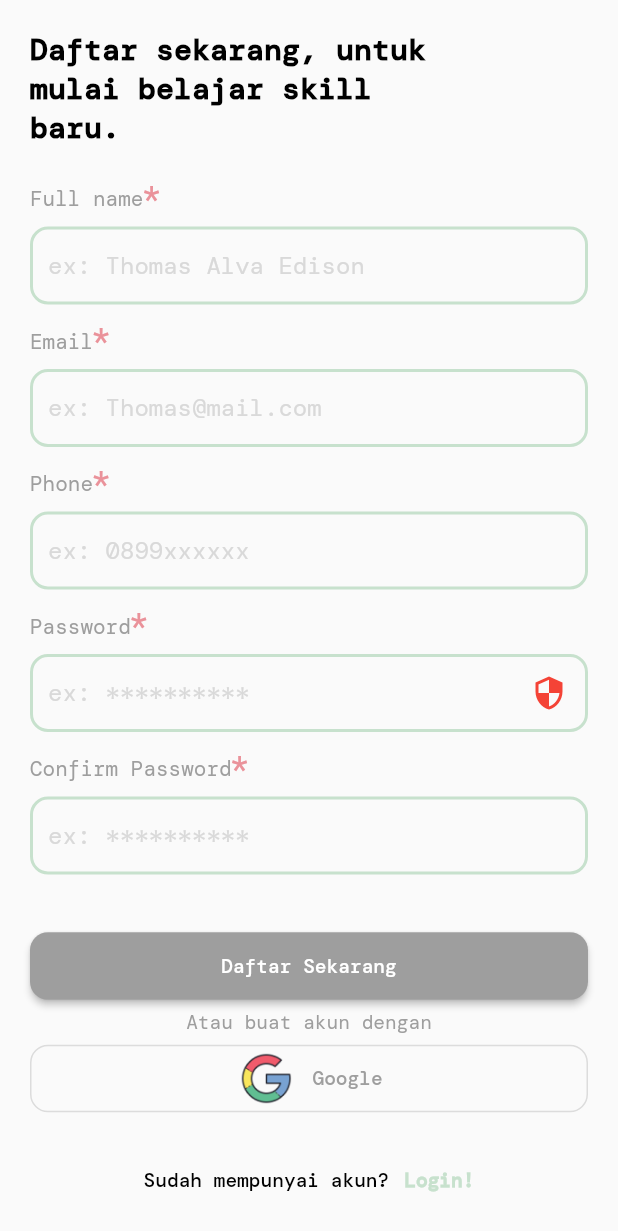
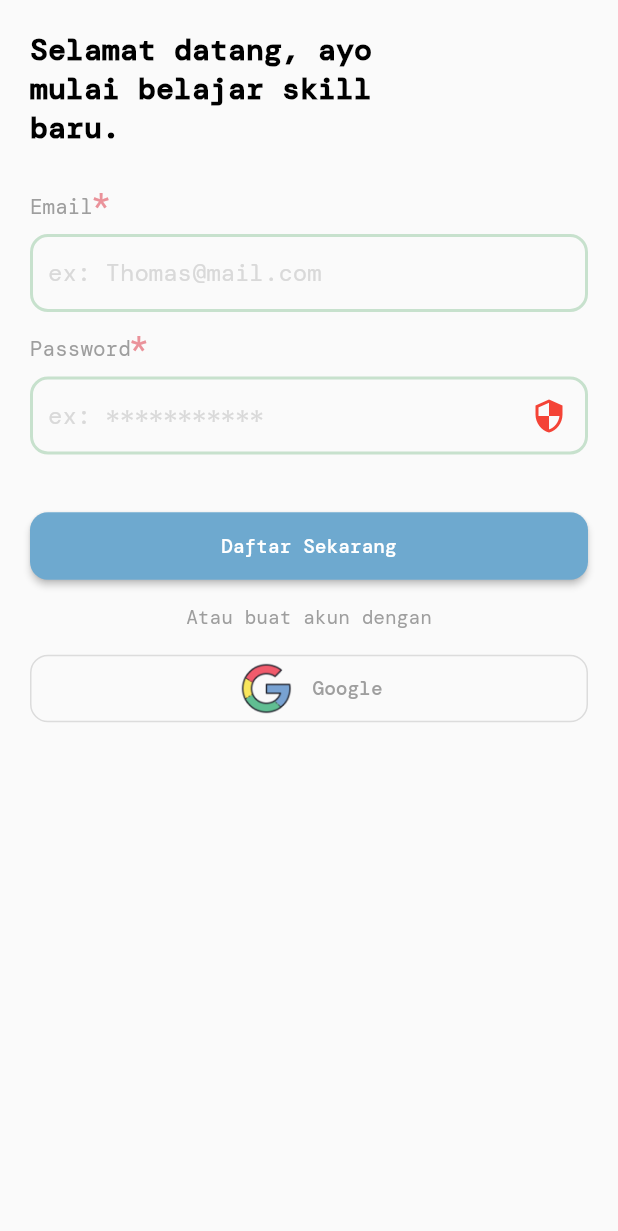
Before and after one commit to dewaprabawa/vooms, a Flutter app: the screen it shows after launch, on a phone screen of 412 x 824 dp. Shown: the top 1231 px of the screen. Run offline on Flutter 3.47's test engine with Material 2 defaults, Android fonts, the phone set to English and light mode, and no system bars; our stand-ins replace bloc, equatable, firebase_core, flutter_bloc, flutter_svg, formz and 1 more; accounts and stored records are empty; Roboto replaces fonts that are missing (TextStyle); project files that could hold a hidden picture were left out.

Commit message:
add login button

```diff
--- a/lib/app.dart
+++ b/lib/app.dart
@@ -1,5 +1,6 @@
 import 'package:flutter/material.dart';
 import 'package:google_fonts/google_fonts.dart';
+import 'package:vooms/authentications/pages/sign_in/sign_in_page.dart';
 import 'package:vooms/on_boarding/on_boarding_page.dart';
 import 'package:vooms/shareds/general_helper/ui_color_constants.dart';
 import 'package:flutter_bloc/flutter_bloc.dart';
@@ -23,7 +24,7 @@ class App extends StatelessWidget {
           errorColor: UIColorConstant.primaryRed,
           fontFamily: GoogleFonts.dmMono().toString()
         ),
-        home: const SignUpPage(),
+        home: const SignInPage(),
       ),
     );
   }
--- a/lib/authentications/pages/sign_in/sign_in_page.dart
+++ b/lib/authentications/pages/sign_in/sign_in_page.dart
@@ -0,0 +1,123 @@
+import 'package:flutter/material.dart';
+import 'package:google_fonts/google_fonts.dart';
+import 'package:vooms/authentications/auth_helpers/wording_auth_constants.dart';
+import 'package:vooms/shareds/components/m_filled_button.dart';
+import 'package:vooms/shareds/components/m_outline_button.dart';
+import 'package:vooms/shareds/components/m_text_field.dart';
+import 'package:vooms/shareds/general_helper/ui_asset_constant.dart';
+import 'package:vooms/shareds/general_helper/ui_color_constants.dart';
+
+class SignInPage extends StatefulWidget {
+  const SignInPage({Key? key}) : super(key: key);
+
+  @override
+  State<SignInPage> createState() => _SignInPageState();
+}
+
+class _SignInPageState extends State<SignInPage> {
+  late final TextEditingController _emailController;
+  late final TextEditingController _passwordController;
+
+  @override
+  void initState() {
+    _emailController = TextEditingController();
+    _passwordController = TextEditingController();
+    super.initState();
+  }
+
+  @override
+  void dispose() {
+    _emailController.dispose();
+    _passwordController.dispose();
+    super.dispose();
+  }
+
+  @override
+  Widget build(BuildContext context) {
+    return Scaffold(
+      body: SafeArea(
+          child: ListView(
+        physics: const AlwaysScrollableScrollPhysics(),
+        children: [
+          Padding(
+            padding: const EdgeInsets.only(
+                left: 20, right: 100, bottom: 20, top: 20),
+            child: Text(
+              "Selamat datang, ayo mulai belajar skill baru.",
+              style: GoogleFonts.dmMono().copyWith(
+                  color: Colors.black,
+                  fontSize: 20,
+                  fontWeight: FontWeight.w700),
+            ),
+          ),
+          const SizedBox(height: 5.0),
+          MtextField(
+            textInputAction: TextInputAction.next,
+            hintText: "ex: Thomas@mail.com",
+            isShakeErrorAnimationActive: true,
+            labelText: WordingAuthConstants.labelEmailTextField,
+            controller: _emailController,
+            borderWidth: 2,
+            // onChanged: (value) =>
+            //     context.read<SignUpCubit>().emailChanged(value),
+            // errorText:
+            //     state.email.invalid ? "The email is not valid." : null,
+            isLabelRequired: true,
+          ),
+          const SizedBox(height: 5.0),
+          MtextField(
+            isSecurity: true,
+
+            textInputAction: TextInputAction.next,
+            hintText: "ex: ***********",
+            isShakeErrorAnimationActive: true,
+            labelText: WordingAuthConstants.labelPasswordTextField,
+            controller: _passwordController,
+            borderWidth: 2,
+             trailingChild: IconButton(
+                    onPressed: () {
+                      // context.read<SignUpCubit>().onSecureOnChanged();
+                    },
+                    icon: const Icon(
+                      Icons.security,
+                      color: Colors.red,
+                    )),
+            // onChanged: (value) =>
+            //     context.read<SignUpCubit>().emailChanged(value),
+            // errorText:
+            //     state.email.invalid ? "The email is not valid." : null,
+            isLabelRequired: true,
+          ),
+          const SizedBox(height: 32.0),
+              MfilledButton(
+                size: const Size(double.infinity, 45),
+                // backgroundColor: state.status.isInvalid || state.status.isPure
+                //           ? UIColorConstant.nativeGrey
+                //           : UIColorConstant.primaryBlue,
+                margin: const EdgeInsets.symmetric(horizontal: 20),
+                onPressed: () async {
+
+                },
+                text: 'Daftar Sekarang',
+              ),
+              const SizedBox(height: 15.0),
+              Center(
+                child: Text('Atau buat akun dengan',
+                    style:
+                        GoogleFonts.dmMono(color: Colors.grey, fontSize: 13)),
+              ),
+              const SizedBox(height: 15.0),
+              MoutlineButoon(
+                size: const Size(double.infinity, 45),
+                margin: const EdgeInsets.symmetric(horizontal: 20),
+                text: "Google",
+                leadingChild: Image.asset(UIAssetConstants.googleButtonImage),
+                onPressed: (){
+
+                },
+              ),
+        ],
+      )),
+    );
+  }
+}
--- /dev/null
+++ b/lib/authentications/pages/sign_in/signin_cubit/signin_cubit_cubit.dart
@@ -0,0 +1,10 @@
+import 'package:bloc/bloc.dart';
+import 'package:equatable/equatable.dart';
+import 'package:vooms/authentications/pages/sign_in/signin_cubit/validation_models/email.dart';
+import 'package:vooms/authentications/pages/sign_in/signin_cubit/validation_models/password.dart';
+
+part 'signin_cubit_state.dart';
+
+class SigninCubitCubit extends Cubit<SigninState> {
+  SigninCubitCubit() : super(const SigninState());
+}
--- /dev/null
+++ b/lib/authentications/pages/sign_in/signin_cubit/signin_cubit_state.dart
@@ -0,0 +1,28 @@
+part of 'signin_cubit_cubit.dart';
+
+class SigninState extends Equatable {
+  const SigninState({
+    this.email = const Email.pure(),
+    this.password = const Password.pure(),
+    this.isSecurity = false,
+  });
+
+  final Email email;
+  final Password password;
+  final bool isSecurity;
+
+  SigninState copyWith({
+    Email? email,
+    Password? password,
+    bool? isSecurity,
+  }) {
+    return SigninState(
+      isSecurity: isSecurity ?? this.isSecurity,
+      email: email ?? this.email,
+      password: password ?? this.password,
+    );
+  }
+
+  @override
+  List<Object> get props => [email,password];
+}
--- /dev/null
+++ b/lib/authentications/pages/sign_in/signin_cubit/validation_models/email.dart
@@ -0,0 +1,21 @@
+import 'package:formz/formz.dart';
+
+enum EmailValidationError {
+  /// Generic invalid error.
+  invalid
+}
+
+
+class Email extends FormzInput<String, EmailValidationError> {
+  const Email.pure() : super.pure('');
+  const Email.dirty([String value = '']) : super.dirty(value);
+
+  static final _emailRegExp = RegExp(
+    r'^[a-zA-Z0-9.]+@[a-zA-Z0-9]+\.[a-zA-Z]+',
+  );
+
+  @override
+  EmailValidationError? validator(String value) {
+    return _emailRegExp.hasMatch(value) ? null : EmailValidationError.invalid;
+  }
+}
--- /dev/null
+++ b/lib/authentications/pages/sign_in/signin_cubit/validation_models/password.dart
@@ -0,0 +1,17 @@
+import 'package:formz/formz.dart';
+
+class Password extends FormzInput<String, String> {
+  const Password.pure() : super.pure('');
+  const Password.dirty([String value = '']) : super.dirty(value);
+
+  static final _passwordRegExp = RegExp(
+    r'^(?=.*[A-Za-z])(?=.*\d)[A-Za-z\d]{8,}$',
+  );
+
+  @override
+  String? validator(String value) {
+    return _passwordRegExp.hasMatch(value)
+        ? null
+        : 'Password must contain at least 8 characters, including one letter and one number';
+  }
+}
--- a/lib/authentications/pages/sign_up/sign_up_page.dart
+++ b/lib/authentications/pages/sign_up/sign_up_page.dart
@@ -4,6 +4,8 @@ import 'package:formz/formz.dart';
 import 'package:google_fonts/google_fonts.dart';
 import 'package:vooms/authentications/auth_helpers/wording_auth_constants.dart';
 import 'package:vooms/authentications/pages/sign_up/signup_cubit/sign_up_cubit.dart';
+import 'package:vooms/shareds/components/m_filled_button.dart';
+import 'package:vooms/shareds/components/m_outline_button.dart';
 import 'package:vooms/shareds/components/m_text_field.dart';
 import 'package:vooms/shareds/general_helper/ui_asset_constant.dart';
 import 'package:vooms/shareds/general_helper/ui_color_constants.dart';
@@ -147,23 +149,16 @@ class _SignUpPageState extends State<SignUpPage> {
                 isLabelRequired: true,
               ),
               const SizedBox(height: 32.0),
-              Padding(
-                padding: const EdgeInsets.symmetric(horizontal: 20),
-                child: ElevatedButton(
-                  style: ElevatedButton.styleFrom(
-                      primary: state.status.isInvalid || state.status.isPure
-                          ? Colors.grey
+              MfilledButton(
+                size: const Size(double.infinity, 45),
+                backgroundColor: state.status.isInvalid || state.status.isPure
+                          ? UIColorConstant.nativeGrey
                           : UIColorConstant.primaryBlue,
-                      fixedSize: const Size(double.infinity, 45),
-                      shape: RoundedRectangleBorder(
-                          borderRadius: BorderRadius.circular(12))),
-                  onPressed: () async {
-                    await context.read<SignUpCubit>().signUp();
-                  },
-                  child: Text('Daftar Sekarang',
-                      style: GoogleFonts.dmMono(
-                          color: Colors.white, fontSize: 13)),
-                ),
+                margin: const EdgeInsets.symmetric(horizontal: 20),
+                onPressed: () async {
+                      await context.read<SignUpCubit>().signUp();
+                },
+                text: 'Daftar Sekarang',
               ),
               const SizedBox(height: 5.0),
               Center(
@@ -172,32 +167,22 @@ class _SignUpPageState extends State<SignUpPage> {
                         GoogleFonts.dmMono(color: Colors.grey, fontSize: 13)),
               ),
               const SizedBox(height: 5.0),
-              Padding(
-                padding: const EdgeInsets.symmetric(horizontal: 20),
-                child: OutlinedButton(
-                  style: ElevatedButton.styleFrom(
-                      fixedSize: const Size(double.infinity, 45),
-                      shape: RoundedRectangleBorder(
-                          borderRadius: BorderRadius.circular(12))),
-                  onPressed: () async {},
-                  child: Row(
-                      mainAxisAlignment: MainAxisAlignment.center,
-                      children: [
-                        Image.asset(UIAssetConstants.googleButtonImage),
-                        const SizedBox(
-                          width: 10,
-                        ),
-                        Text('Google',
-                            style: GoogleFonts.dmMono(
-                                color: Colors.grey, fontSize: 13))
-                      ]),
-                ),
+              MoutlineButoon(
+                size: const Size(double.infinity, 45),
+                margin: const EdgeInsets.symmetric(horizontal: 20),
+                text: "Google",
+                leadingChild: Image.asset(UIAssetConstants.googleButtonImage),
+                onPressed: (){
+
+                },
               ),
               const SizedBox(
                 height: 20,
               ),
               TextButton(
-                  onPressed: () {},
+                  onPressed: () {
+
+                  },
                   child: Row(
                     mainAxisAlignment: MainAxisAlignment.center,
                     children: [
--- a/lib/shareds/components/m_filled_button.dart
+++ b/lib/shareds/components/m_filled_button.dart
@@ -1,17 +1,43 @@
 import 'package:flutter/material.dart';
+import 'package:google_fonts/google_fonts.dart';
+import 'package:vooms/shareds/general_helper/ui_color_constants.dart';
 
 class MfilledButton extends StatelessWidget {
-  const MfilledButton({Key? key,
-  required this.onPressed,
-   required this.text}):super(key: key);
+  const MfilledButton(
+      {Key? key,
+      required this.onPressed,
+      required this.text,
+      this.margin = EdgeInsets.zero,
+      this.backgroundColor,
+      this.size = const Size(double.infinity, 45),
+      this.textColor,
+      this.textSize = 13})
+      : super(key: key);
   final void Function()? onPressed;
-  final Widget text;
-
+  final String text;
+  final EdgeInsetsGeometry margin;
+  final Color? backgroundColor;
+  final Size size;
+  final Color? textColor;
+  final double textSize;
 
   @override
   Widget build(BuildContext context) {
-    return ElevatedButton(onPressed: (){
-
-    }, child: text);
+    return Padding(
+      padding: margin,
+      child: ElevatedButton(
+          style: ElevatedButton.styleFrom(
+              primary: backgroundColor,
+              fixedSize: size,
+              shape: RoundedRectangleBorder(
+                  borderRadius: BorderRadius.circular(12))),
+          onPressed: onPressed,
+          child: Text(
+            text,
+            style: GoogleFonts.dmMono(
+                color: textColor ?? UIColorConstant.nativeWhite,
+                fontSize: textSize),
+          )),
+    );
   }
 }
--- a/lib/shareds/components/m_outline_button.dart
+++ b/lib/shareds/components/m_outline_button.dart
@@ -0,0 +1,52 @@
+import 'package:flutter/material.dart';
+import 'package:google_fonts/google_fonts.dart';
+import 'package:vooms/shareds/general_helper/ui_asset_constant.dart';
+import 'package:vooms/shareds/general_helper/ui_color_constants.dart';
+
+class MoutlineButoon extends StatelessWidget {
+  const MoutlineButoon(
+      {Key? key,
+      required this.text,
+      this.margin = const EdgeInsets.symmetric(horizontal: 20),
+      this.size = const Size(double.infinity, 45),
+      this.onPressed,
+      this.textColor,
+      this.textSize = 13,
+      this.leadingChild,
+      this.trailingChild,
+      })
+      : super(key: key);
+  final EdgeInsetsGeometry margin;
+  final Size? size;
+  final void Function()? onPressed;
+  final String text;
+  final Color? textColor;
+  final double textSize;
+  final Widget? trailingChild;
+  final Widget? leadingChild;
+
+  @override
+  Widget build(BuildContext context) {
+    return Padding(
+      padding: margin,
+      child: OutlinedButton(
+        style: ElevatedButton.styleFrom(
+            fixedSize: size,
+            shape: RoundedRectangleBorder(
+                borderRadius: BorderRadius.circular(12))),
+        onPressed: onPressed,
+        child: Row(mainAxisAlignment: MainAxisAlignment.center, children: [
+         Padding(
+           padding: EdgeInsets.only(right: leadingChild == null ? 0.0 : 10),
+           child: leadingChild,
+         ),
+          Text(text,
+              style: GoogleFonts.dmMono(
+                  color: textColor ?? UIColorConstant.nativeGrey,
+                  fontSize: textSize)),
+                  trailingChild ?? const SizedBox.shrink(),
+        ]),
+      ),
+    );
+  }
+}
--- a/lib/shareds/general_helper/ui_color_constants.dart
+++ b/lib/shareds/general_helper/ui_color_constants.dart
@@ -26,4 +26,7 @@ class UIColorConstant {
   static MaterialColor materialPrimaryRed = MaterialColor(0xffEA929A, _color);
   static const Color primaryBlack = Color(0xff000000);
   static const Color accentGrey1 = Color(0xffD9D9D9);
+  static const Color nativeGrey = Colors.grey;
+  static const Color nativeWhite = Colors.white;
+  static const Color nativeBlack = Colors.black;
 }
```
